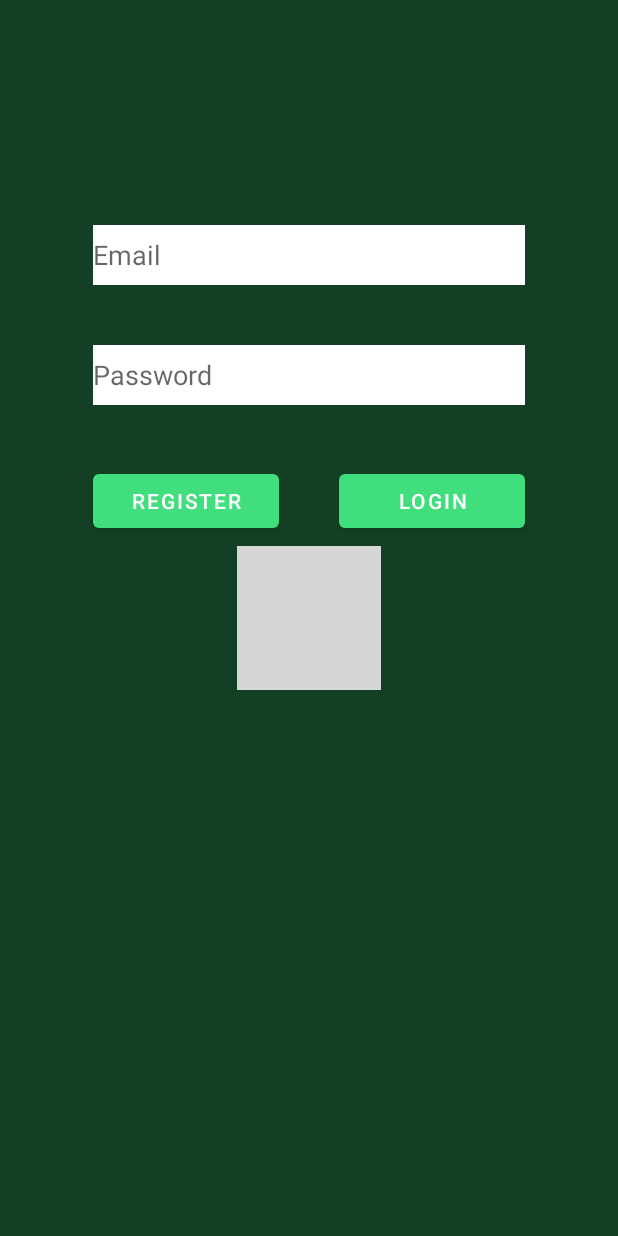
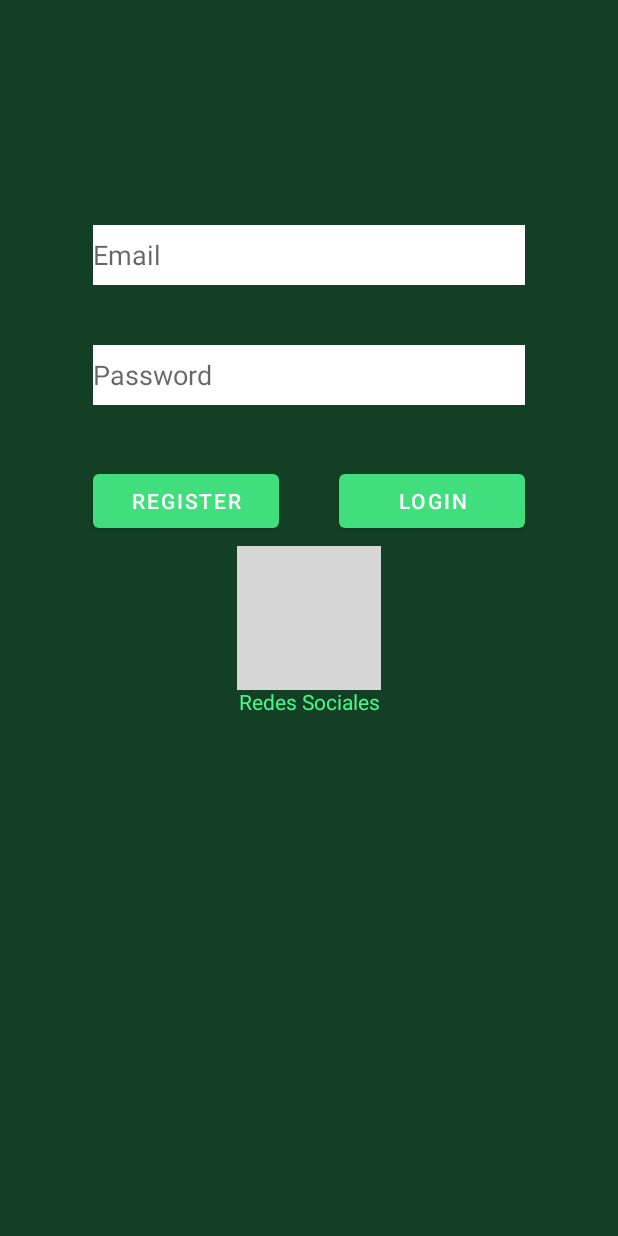
Before and after one commit to migpar/NodeHood, an Android app: the screen it shows after launch (LoginActivity), on a phone screen of 412 x 824 dp. Run offline under Robolectric (Android 15) with nearby library versions, the phone set to English and light mode, and no system bars; grey boxes are pictures that could not be loaded.

Commit message:
sacamos Dialog al pulsar redes en login pero no funciona la pantalla registro

```diff
--- a/app/src/main/java/com/lunijami/nodehood/LoginActivity.java
+++ b/app/src/main/java/com/lunijami/nodehood/LoginActivity.java
@@ -1,15 +1,19 @@
 package com.lunijami.nodehood;
 
+import androidx.appcompat.app.AlertDialog;
 import androidx.appcompat.app.AppCompatActivity;
 
 import android.content.Intent;
 import android.os.Bundle;
 import android.view.View;
 import android.widget.Button;
+import android.widget.TextView;
 
 public class LoginActivity extends AppCompatActivity {
     protected Button mLoginButton;
     protected Button mRegisterButton;
+    TextView redes = null;
+    LoginActivity context = this;
 
 
     @Override
@@ -19,6 +23,7 @@ public class LoginActivity extends AppCompatActivity {
 
         mLoginButton = (Button) findViewById(R.id.buttonLogin);
         mRegisterButton = (Button) findViewById(R.id.buttonRegister);
+        redes = findViewById(R.id.textRedesLogin);
 
         mRegisterButton.setOnClickListener(new View.OnClickListener() {
             @Override
@@ -43,5 +48,38 @@ public class LoginActivity extends AppCompatActivity {
             }
         });
 
+
+
+
+        redes.setOnClickListener(new View.OnClickListener() {
+            @Override
+            public void onClick(View v) {
+                showAlertDialogButtonClicked(context);
+            }
+        });
+
+    }
+
+    public void showAlertDialogButtonClicked(LoginActivity view) {
+
+        // setup the alert builder
+        AlertDialog.Builder builder = new AlertDialog.Builder(this);
+
+
+        //el dialogo estandar tiene título/icono pero podemos sustituirlo por un XML a medida
+//        builder.setTitle("Achtung!");
+//        builder.setMessage("Where do you go?");
+//        builder.setIcon(R.drawable.ic_action_name_dark);
+
+
+        // un XML a medida para el diálogo
+        builder.setView(getLayoutInflater().inflate(R.layout.redes_dialog, null));
+
+        // add the buttons
+
+
+        // create and show the alert dialog
+        AlertDialog dialog = builder.create();
+        dialog.show();
     }
 }
--- a/app/src/main/res/layout/activity_login.xml
+++ b/app/src/main/res/layout/activity_login.xml
@@ -133,4 +133,18 @@
         android:orientation="vertical"
         app:layout_constraintGuide_percent="0.50" />
 
+    <TextView
+        android:id="@+id/textRedesLogin"
+        android:layout_width="wrap_content"
+        android:layout_height="wrap_content"
+        app:layout_constraintLeft_toRightOf="@id/guideline"
+        app:layout_constraintRight_toLeftOf="@id/guideline2"
+        app:layout_constraintTop_toBottomOf="@id/buttonLogin"
+        android:clickable="true"
+        android:layout_marginTop="100dp"
+        android:textColor="@color/verdeC"
+        android:text="Redes Sociales"
+        tools:layout_editor_absoluteX="174dp"
+        tools:layout_editor_absoluteY="417dp" />
+
 </androidx.constraintlayout.widget.ConstraintLayout>
```
Also changed, not shown: app/src/main/java/com/lunijami/nodehood/MainActivity.java (+11 -0 lines), app/src/main/java/com/lunijami/nodehood/RegisterActivity.java (+38 -0 lines), app/src/main/res/layout/activity_register.xml (+14 -0 lines), app/src/main/res/layout/redes_dialog.xml (added, +67 -0 lines), app/src/main/res/drawable/fondo.jpg (added).
